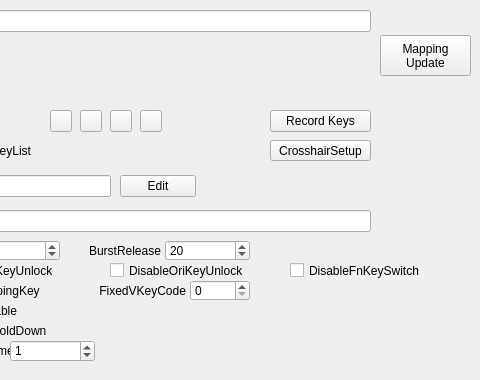
Qt form QKeyMapper/qitemsetupdialog.ui (Zalafina/QKeyMapper) before a commit; both pictures show x 340 to 820 and y 0 to 380 of the 820 by 380 pixel window.
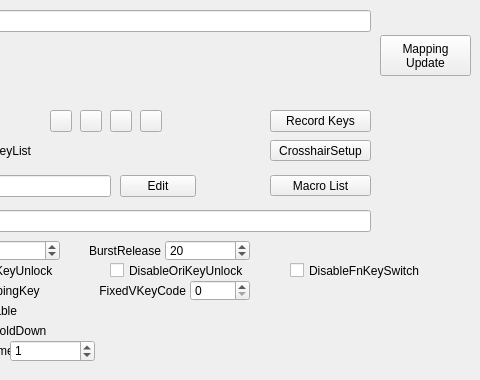
The same form after that commit.

Commit message: Add macro list dialog.

```diff
--- a/QKeyMapper/qitemsetupdialog.ui
+++ b/QKeyMapper/qitemsetupdialog.ui
@@ -846,6 +846,25 @@
     <bool>false</bool>
    </property>
   </widget>
+  <widget class="QPushButton" name="macroListButton">
+   <property name="geometry">
+    <rect>
+     <x>610</x>
+     <y>175</y>
+     <width>101</width>
+     <height>21</height>
+    </rect>
+   </property>
+   <property name="focusPolicy">
+    <enum>Qt::FocusPolicy::NoFocus</enum>
+   </property>
+   <property name="text">
+    <string>Macro List</string>
+   </property>
+   <property name="autoDefault">
+    <bool>false</bool>
+   </property>
+  </widget>
   <zorder>burstCheckBox</zorder>
   <zorder>lockCheckBox</zorder>
   <zorder>passThroughCheckBox</zorder>
```
Left out of the diff: 1 changed line with no effect on the pictures. The commit also changes 9 other files.
